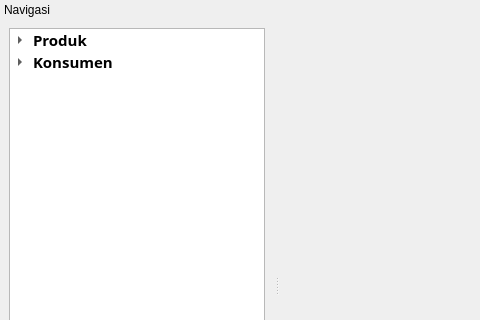
Old version of the form src/ui/kaospoloswindow.ui in the repository AyahnaSyahid/Printex-KaosPolos; both pictures show x 0 to 480 and y 0 to 320 of the 827 by 591 pixel window.
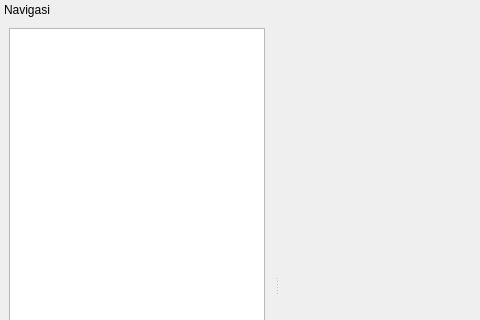
New version of the form.

Commit message: Memprosess I/O Konsumen

Diff of the .ui file:
```diff
--- a/src/ui/kaospoloswindow.ui
+++ b/src/ui/kaospoloswindow.ui
@@ -55,31 +55,6 @@
        <attribute name="headerVisible">
         <bool>false</bool>
        </attribute>
-       <column>
-        <property name="text">
-         <string>Navigasi</string>
-        </property>
-       </column>
-       <item>
-        <property name="text">
-         <string>Produk</string>
-        </property>
-        <item>
-         <property name="text">
-          <string>Tambah Produk</string>
-         </property>
-        </item>
-       </item>
-       <item>
-        <property name="text">
-         <string>Konsumen</string>
-        </property>
-        <item>
-         <property name="text">
-          <string>Tambah Konsumen</string>
-         </property>
-        </item>
-       </item>
       </widget>
      </item>
     </layout>
```
The commit also changes 15 other files.
